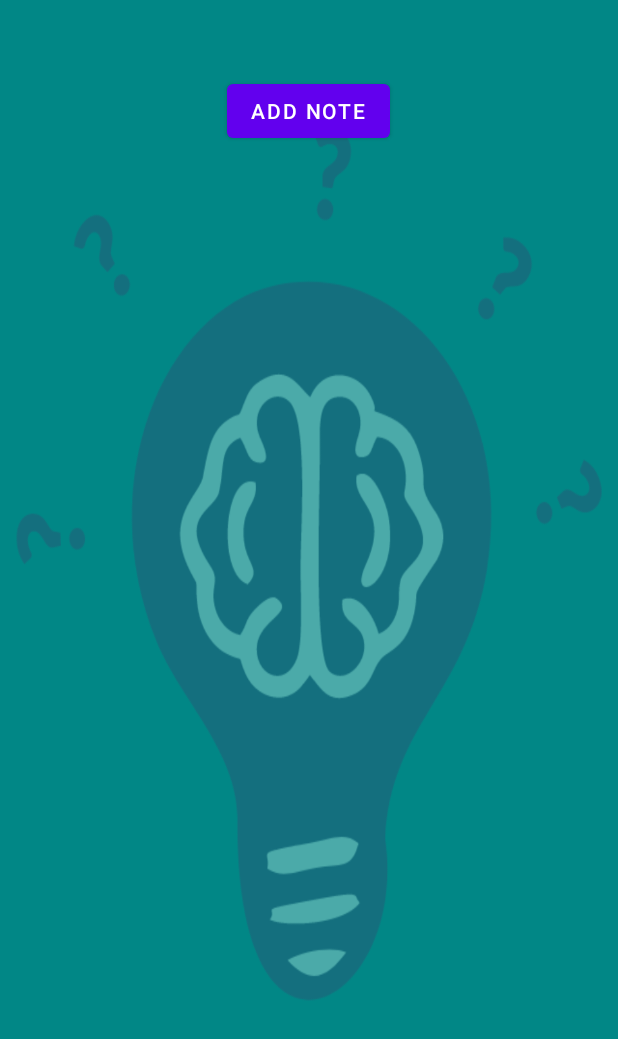
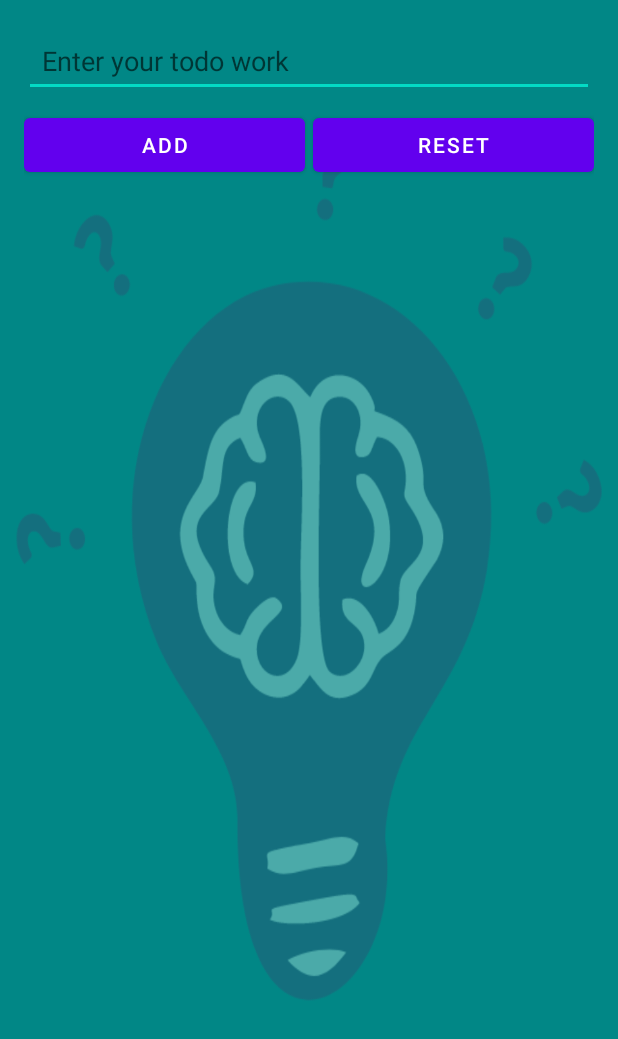
Before and after one commit to Sohanareza/ADproject, an Android app: the DashboardActivity screen opened directly, with no data from a screen before it, after a tap on "Remind Things", on a phone screen of 412 x 824 dp. Shown: the top 1039 px of the screen. Run offline under Robolectric (Android 15) with nearby library versions, the phone set to English and light mode, and no system bars; our stand-ins replace Room's generated code.

Commit message:
note updated

```diff
--- a/app/src/main/java/com/example/alap/DashboardActivity.java
+++ b/app/src/main/java/com/example/alap/DashboardActivity.java
@@ -45,7 +45,7 @@ CardView hadviseCard;
         reminderCard.setOnClickListener(new View.OnClickListener() {
             @Override
             public void onClick(View v) {
-                Intent intent = new Intent(getApplicationContext(),NoteEditorActivity.class);
+                Intent intent = new Intent(getApplicationContext(),ToDoListMain.class);
                 startActivity(intent);
             }
         });
--- /dev/null
+++ b/app/src/main/java/com/example/alap/MainDao.java
@@ -0,0 +1,34 @@
+package com.example.alap;
+
+import static androidx.room.OnConflictStrategy.REPLACE;
+
+import androidx.room.Dao;
+import androidx.room.Delete;
+import androidx.room.Insert;
+import androidx.room.Query;
+
+import java.util.List;
+
+@Dao
+public interface MainDao {
+    //insert qy=uery
+
+    @Insert(onConflict = REPLACE)
+    void insert(MainData mainData);
+
+    //delete
+    @Delete
+    void delete(MainData mainData);
+
+    //delete all
+    @Delete
+    void reset(List<MainData> mainData);
+
+    //update
+    @Query("UPDATE Table_name SET text =:sText WHERE ID = :sID")
+    void upate(int sID,String sText);
+
+    //get all data
+    @Query("SELECT * FROM table_name")
+    List<MainData> getAll();
+}
--- a/app/src/main/java/com/example/alap/NoteEditorActivity.java
+++ /dev/null
@@ -1,85 +0,0 @@
-package com.example.alap;
-
-import androidx.appcompat.app.AlertDialog;
-import androidx.appcompat.app.AppCompatActivity;
-
-import android.content.Context;
-import android.content.DialogInterface;
-import android.content.Intent;
-import android.content.SharedPreferences;
-import android.os.Bundle;
-import android.text.Editable;
-import android.text.InputType;
-import android.text.TextWatcher;
-import android.view.View;
-import android.widget.AdapterView;
-import android.widget.ArrayAdapter;
-import android.widget.Button;
-import android.widget.EditText;
-import android.widget.ListView;
-
-import java.util.ArrayList;
-import java.util.HashSet;
-
-public class NoteEditorActivity extends AppCompatActivity {
-
-    private Button addButton;
-    private ListView noteList;
-    private ArrayAdapter<String> adapter;
-    private ArrayList<String> noteArrayList = new ArrayList<String>();
-
-    @Override
-    protected void onCreate(Bundle savedInstanceState) {
-        super.onCreate(savedInstanceState);
-        setContentView(R.layout.activity_note_editor);
-
-        addButton = findViewById(R.id.addButton);
-        noteList = findViewById(R.id.noteList);
-        adapter = new ArrayAdapter<String>(this, android.R.layout.simple_list_item_1, noteArrayList);
-        noteList.setAdapter(adapter);
-
-        addButton.setOnClickListener(new View.OnClickListener() {
-            @Override
-            public void onClick(View v) {
-                openDialog();
-            }
-        });
-
-        noteList.setOnItemClickListener(new AdapterView.OnItemClickListener() {
-            @Override
-            public void onItemClick(AdapterView<?> parent, View view, int position, long id) {
-                String noteName = noteArrayList.get(position);
-                Intent intent = new Intent(NoteEditorActivity.this, RemindActivity.class);
-                intent.putExtra("noteName", noteName);
-                startActivity(intent);
-            }
-        });
-    }
-
-    private void openDialog() {
-        AlertDialog.Builder builder = new AlertDialog.Builder(this);
-        builder.setTitle("Add Note");
-
-        final EditText input = new EditText(this);
-        input.setInputType(InputType.TYPE_CLASS_TEXT);
-        builder.setView(input);
-
-        builder.setPositiveButton("OK", new DialogInterface.OnClickListener() {
-            @Override
-            public void onClick(DialogInterface dialog, int which) {
-                String noteName = input.getText().toString();
-                noteArrayList.add(noteName);
-                adapter.notifyDataSetChanged();
-            }
-        });
-
-        builder.setNegativeButton("Cancel", new DialogInterface.OnClickListener() {
-            @Override
-            public void onClick(DialogInterface dialog, int which) {
-                dialog.cancel();
-            }
-        });
-
-        builder.show();
-    }
-}
--- /dev/null
+++ b/app/src/main/java/com/example/alap/RoomDB.java
@@ -0,0 +1,38 @@
+package com.example.alap;
+
+import android.content.Context;
+
+import androidx.room.Database;
+import androidx.room.Room;
+import androidx.room.RoomDatabase;
+
+@Database(entities = {MainData.class},version = 1,exportSchema = false)
+
+public abstract class RoomDB extends RoomDatabase {
+    //cretae atabse instance
+
+    private static RoomDB databse;
+
+    //define db name
+
+    private static String DATABASE_NAME="database";
+
+    public  synchronized static RoomDB getInstance(Context context){
+        if(databse==null){
+            //when db is null
+            //initialize dab
+            databse= Room.databaseBuilder(context.getApplicationContext(),RoomDB.class,DATABASE_NAME)
+                    .allowMainThreadQueries()
+                    .fallbackToDestructiveMigration()
+                    .build();
+        }
+
+        //return db
+        return databse;
+    }
+
+    //create Dao
+
+    public abstract MainDao mainDao();
+
+}
--- /dev/null
+++ b/app/src/main/java/com/example/alap/ToDoListMain.java
@@ -0,0 +1,140 @@
+package com.example.alap;
+
+import androidx.appcompat.app.AlertDialog;
+import androidx.appcompat.app.AppCompatActivity;
+import androidx.recyclerview.widget.LinearLayoutManager;
+import androidx.recyclerview.widget.RecyclerView;
+
+import android.content.DialogInterface;
+import android.os.Bundle;
+import android.view.View;
+import android.widget.Button;
+import android.widget.EditText;
+import android.widget.Toast;
+
+import java.util.ArrayList;
+import java.util.List;
+
+public class ToDoListMain extends AppCompatActivity {
+    EditText editText;
+    Button btAdd,btReset;
+    RecyclerView recyclerView;
+
+    List<MainData> dataList=new ArrayList<>();
+    LinearLayoutManager linearLayoutManager;
+    RoomDB database;
+
+    MainAdapter mainAdapter;
+
+    AlertDialog.Builder builder;
+
+
+    @Override
+    protected void onCreate(Bundle savedInstanceState) {
+        super.onCreate(savedInstanceState);
+        setContentView(R.layout.activity_to_do_list_main);
+
+        editText=findViewById(R.id.edit_text);
+        btAdd=findViewById(R.id.bt_add);
+        btReset=findViewById(R.id.bt_reset);
+        recyclerView=findViewById(R.id.recycler_view);
+
+        //init database
+
+        database=RoomDB.getInstance(this);
+        //store db value in datalist
+
+        dataList=database.mainDao().getAll();
+
+        //init linear layout manager
+
+        linearLayoutManager =new LinearLayoutManager(this);
+
+        //set layout manager
+
+        recyclerView.setLayoutManager(linearLayoutManager);
+        //init adapter
+
+        mainAdapter=new MainAdapter(dataList,ToDoListMain.this);
+        //set adapter
+
+        recyclerView.setAdapter(mainAdapter);
+
+        btAdd.setOnClickListener(new View.OnClickListener() {
+            @Override
+            public void onClick(View v) {
+                //get string from edit text
+
+                String sText=editText.getText().toString().trim();
+                if(!sText.equals("")){
+                    //when text is null
+                    //init main data
+                    MainData data=new MainData();
+                    //set text on main data
+                    data.setText(sText);
+                    //insert text in databse
+                    database.mainDao().insert(data);
+
+                    // clear
+
+                    editText.setText("");
+                    //notify when data is inserted
+
+                    dataList.clear();
+                    Toast.makeText(ToDoListMain.this,"Successfully added!",Toast.LENGTH_LONG).show();
+
+                    dataList.addAll(database.mainDao().getAll());
+                    mainAdapter.notifyDataSetChanged();
+
+                }else{
+                    builder= new AlertDialog.Builder(ToDoListMain.this);
+                    //Setting message manually and performing action on button click
+                    builder.setMessage("The text field must not be empty!!")
+                            .setCancelable(false)
+                            .setPositiveButton("Ok", new DialogInterface.OnClickListener() {
+                                public void onClick(DialogInterface dialog, int id) {
+                                    dialog.cancel();
+                                }
+                            });
+                    //Creating dialog box
+                    AlertDialog alert = builder.create();
+                    //Setting the title manually
+                    alert.setTitle("InvalidActionAlert");
+                    alert.show();
+                }
+            }
+        });
+        btReset.setOnClickListener(new View.OnClickListener() {
+            @Override
+            public void onClick(View v) {
+                builder= new AlertDialog.Builder(v.getContext());
+                //Setting message manually and performing action on button click
+                builder.setMessage("Are you sure you want to delete all your todos?")
+                        .setCancelable(false)
+                        .setPositiveButton("Yes", new DialogInterface.OnClickListener() {
+                            public void onClick(DialogInterface dialog, int id) {
+
+                                //delete all data from database
+                                database.mainDao().reset(dataList);
+                                //notify when all data deteled
+                                dataList.clear();
+                                dataList.addAll(database.mainDao().getAll());
+                                mainAdapter.notifyDataSetChanged();
+                            }
+                        })
+                        .setNegativeButton("No", new DialogInterface.OnClickListener() {
+                            public void onClick(DialogInterface dialog, int id) {
+                                //  Action for 'NO' Button
+                                dialog.cancel();
+                            }
+                        });
+                //Creating dialog box
+                AlertDialog alert = builder.create();
+                //Setting the title manually
+                alert.setTitle("ResetConfirmation");
+                alert.show();
+
+            }
+        });
+    }
+}
--- a/app/src/main/res/layout/activity_note_editor.xml
+++ /dev/null
@@ -1,27 +0,0 @@
-<?xml version="1.0" encoding="utf-8"?>
-<RelativeLayout xmlns:android="http://schemas.android.com/apk/res/android"
-    xmlns:app="http://schemas.android.com/apk/res-auto"
-    xmlns:tools="http://schemas.android.com/tools"
-    android:layout_width="match_parent"
-    android:layout_height="match_parent"
-    tools:context=".NoteEditorActivity"
-    android:background="@drawable/page">
-
-    <Button
-        android:id="@+id/addButton"
-        android:layout_width="wrap_content"
-        android:layout_height="wrap_content"
-        android:text="@string/add_note"
-        android:layout_centerHorizontal="true"
-        android:layout_marginTop="50dp"/>
-
-    <ListView
-        android:id="@+id/noteList"
-        android:layout_width="match_parent"
-        android:layout_height="match_parent"
-        android:layout_below="@id/addButton"
-        android:layout_marginTop="20dp"
-        android:dividerHeight="1dp"
-        android:divider="@color/black"/>
-
-</RelativeLayout>
--- /dev/null
+++ b/app/src/main/res/layout/activity_to_do_list_main.xml
@@ -0,0 +1,47 @@
+<?xml version="1.0" encoding="utf-8"?>
+<LinearLayout xmlns:android="http://schemas.android.com/apk/res/android"
+    xmlns:app="http://schemas.android.com/apk/res-auto"
+    xmlns:tools="http://schemas.android.com/tools"
+    android:layout_width="match_parent"
+    android:layout_height="match_parent"
+    android:padding="16dp"
+    android:orientation="vertical"
+    android:background="@drawable/page"
+    tools:context=".ToDoListMain">
+
+    <EditText
+        android:layout_width="match_parent"
+        android:layout_height="wrap_content"
+        android:id="@+id/edit_text"
+        android:hint="Enter your todo work"
+        android:padding="12dp"/>
+    <LinearLayout
+        android:layout_width="match_parent"
+        android:layout_height="wrap_content"
+        android:orientation="horizontal"
+        android:layout_marginTop="8dp">
+        <Button
+            android:layout_width="wrap_content"
+            android:layout_height="wrap_content"
+            android:layout_weight="1"
+            android:id="@+id/bt_add"
+            android:layout_marginRight="5dp"
+            android:text="Add"/>
+        <Button
+            android:layout_width="wrap_content"
+            android:layout_height="wrap_content"
+            android:layout_weight="1"
+            android:id="@+id/bt_reset"
+            android:text="Reset"/>
+
+
+    </LinearLayout>
+
+    <androidx.recyclerview.widget.RecyclerView
+        android:layout_width="match_parent"
+        android:layout_height="match_parent"
+        android:id="@+id/recycler_view"
+        android:layout_marginTop="8dp"
+        tools:listitem="@layout/list_row_main"/>
+
+</LinearLayout>
```
Also changed, not shown: app/build.gradle (+10 -2 lines), app/src/debug/res/drawable-anydpi/ic_delete.xml (added, +10 -0 lines), app/src/debug/res/drawable-anydpi/ic_edit.xml (added, +10 -0 lines), app/src/main/AndroidManifest.xml (+6 -6 lines), app/src/main/java/com/example/alap/MainAdapter.java (added, +187 -0 lines), app/src/main/java/com/example/alap/MainData.java (added, +42 -0 lines), app/src/main/java/com/example/alap/RemindActivity.java (deleted, +0 -39 lines), app/src/main/res/layout/dialog_update.xml (added, +26 -0 lines), app/src/main/res/layout/list_row_main.xml (added, +35 -0 lines).
